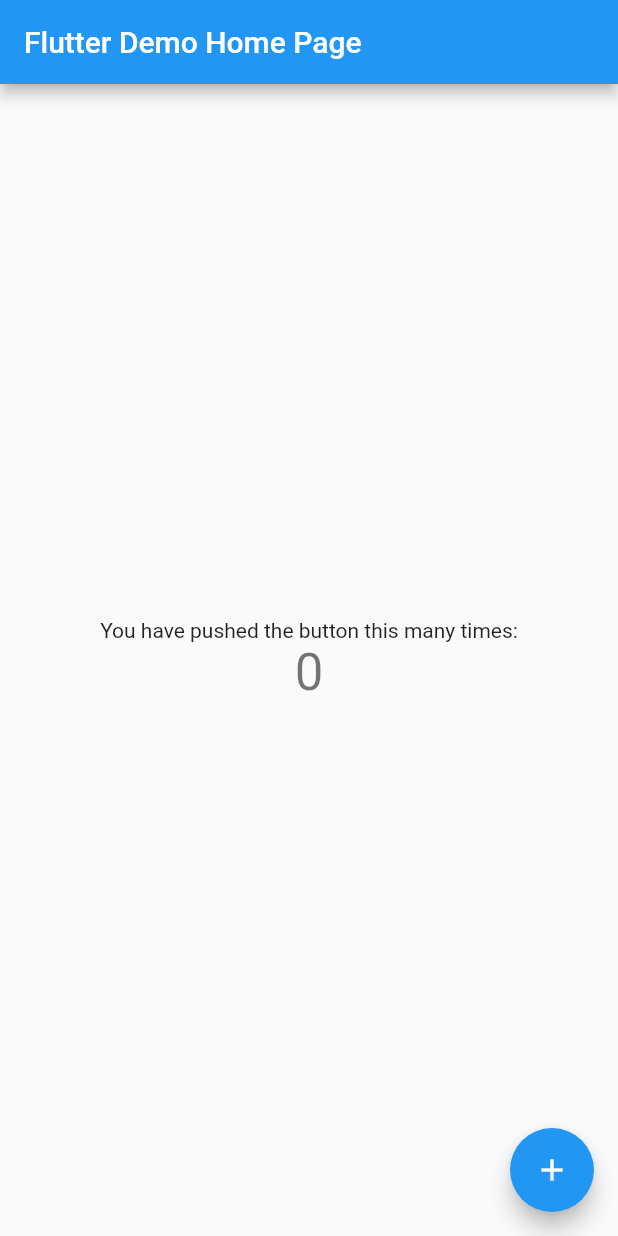
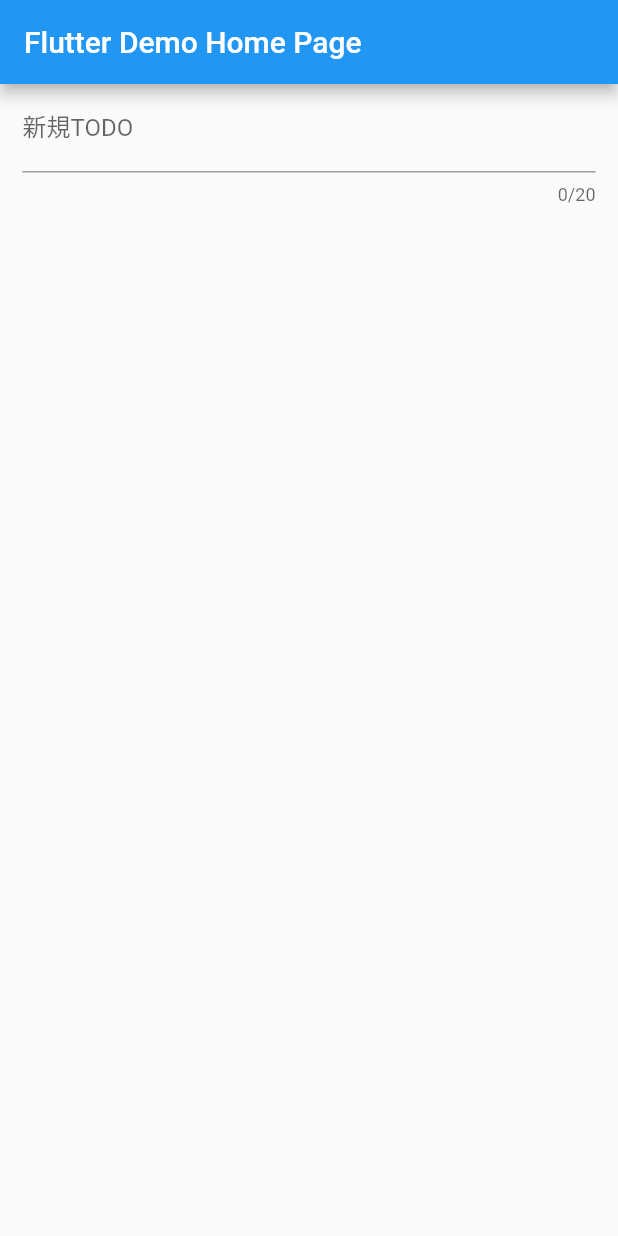
Before and after one commit to dai10512/todo_iOS, a Flutter app: the screen it shows after launch, on a phone screen of 412 x 824 dp. Run offline on Flutter 3.47's test engine with Material 2 defaults, Android fonts, the phone set to English and light mode, and no system bars; our stand-ins replace flutter_riverpod, freezed_annotation, riverpod.

Commit message:
no cooment

```diff
--- a/lib/main.dart
+++ b/lib/main.dart
@@ -1,27 +1,19 @@
 import 'package:flutter/material.dart';
+import 'package:flutter_riverpod/flutter_riverpod.dart';
+import 'package:todo/model/todo.dart';
+import 'package:todo/stateController.dart';
 
-void main() {
-  runApp(const MyApp());
-}
+void main() => runApp(const ProviderScope(child: MyApp()));
 
-class MyApp extends StatelessWidget {
+class MyApp extends ConsumerWidget {
   const MyApp({Key? key}) : super(key: key);
 
   // This widget is the root of your application.
   @override
-  Widget build(BuildContext context) {
+  Widget build(BuildContext context, ref) {
     return MaterialApp(
       title: 'Flutter Demo',
       theme: ThemeData(
-        // This is the theme of your application.
-        //
-        // Try running your application with "flutter run". You'll see the
-        // application has a blue toolbar. Then, without quitting the app, try
-        // changing the primarySwatch below to Colors.green and then invoke
-        // "hot reload" (press "r" in the console where you ran "flutter run",
-        // or simply save your changes to "hot reload" in a Flutter IDE).
-        // Notice that the counter didn't reset back to zero; the application
-        // is not restarted.
         primarySwatch: Colors.blue,
       ),
       home: const MyHomePage(title: 'Flutter Demo Home Page'),
@@ -29,87 +21,56 @@ class MyApp extends StatelessWidget {
   }
 }
 
-class MyHomePage extends StatefulWidget {
+class MyHomePage extends ConsumerWidget {
   const MyHomePage({Key? key, required this.title}) : super(key: key);
-
-  // This widget is the home page of your application. It is stateful, meaning
-  // that it has a State object (defined below) that contains fields that affect
-  // how it looks.
-
-  // This class is the configuration for the state. It holds the values (in this
-  // case the title) provided by the parent (in this case the App widget) and
-  // used by the build method of the State. Fields in a Widget subclass are
-  // always marked "final".
 
   final String title;
 
   @override
-  State<MyHomePage> createState() => _MyHomePageState();
-}
+  Widget build(context, ref) {
+    return Scaffold(
+      appBar: AppBar(title: Text(title)),
+      body: Container(
+        padding: const EdgeInsets.fromLTRB(15, 0, 15, 0),
+        child: Consumer(
+          builder: (context, ref, child) {
+            final todoList = ref.watch(todoListStateController);
+            print(todoList.todos.length);
 
-class _MyHomePageState extends State<MyHomePage> {
-  int _counter = 0;
-
-  void _incrementCounter() {
-    setState(() {
-      // This call to setState tells the Flutter framework that something has
-      // changed in this State, which causes it to rerun the build method below
-      // so that the display can reflect the updated values. If we changed
-      // _counter without calling setState(), then the build method would not be
-      // called again, and so nothing would appear to happen.
-      _counter++;
-    });
-  }
-
-  @override
-  Widget build(BuildContext context) {
-    // This method is rerun every time setState is called, for instance as done
-    // by the _incrementCounter method above.
-    //
-    // The Flutter framework has been optimized to make rerunning build methods
-    // fast, so that you can just rebuild anything that needs updating rather
-    // than having to individually change instances of widgets.
-    return Scaffold(
-      appBar: AppBar(
-        // Here we take the value from the MyHomePage object that was created by
-        // the App.build method, and use it to set our appbar title.
-        title: Text(widget.title),
-      ),
-      body: Center(
-        // Center is a layout widget. It takes a single child and positions it
-        // in the middle of the parent.
-        child: Column(
-          // Column is also a layout widget. It takes a list of children and
-          // arranges them vertically. By default, it sizes itself to fit its
-          // children horizontally, and tries to be as tall as its parent.
-          //
-          // Invoke "debug painting" (press "p" in the console, choose the
-          // "Toggle Debug Paint" action from the Flutter Inspector in Android
-          // Studio, or the "Toggle Debug Paint" command in Visual Studio Code)
-          // to see the wireframe for each widget.
-          //
-          // Column has various properties to control how it sizes itself and
-          // how it positions its children. Here we use mainAxisAlignment to
-          // center the children vertically; the main axis here is the vertical
-          // axis because Columns are vertical (the cross axis would be
-          // horizontal).
-          mainAxisAlignment: MainAxisAlignment.center,
-          children: <Widget>[
-            const Text(
-              'You have pushed the button this many times:',
-            ),
-            Text(
-              '$_counter',
-              style: Theme.of(context).textTheme.headline4,
-            ),
-          ],
+            return Center(
+              child: Column(mainAxisAlignment: MainAxisAlignment.start, crossAxisAlignment: CrossAxisAlignment.center, children: <Widget>[
+                TextFormField(
+                  enabled: true,
+                  maxLength: 20,
+                  obscureText: false,
+                  decoration: const InputDecoration(labelText: "新規TODO"),
+                  onTap: () {
+                    ref.read(todoListStateController.notifier).add;
+                    print('pushed');
+                  },
+                ),
+                Flexible(
+                  child: ListView.builder(
+                    itemCount: todoList.todos.length,
+                    itemBuilder: (BuildContext context, int index) {
+                      return const Card(
+                        child: ListTile(
+                          leading: CircleAvatar(
+                            child: Icon(Icons.face),
+                          ),
+                        ),
+                      );
+                    },
+                  ),
+                )
+              ]),
+            );
+          },
         ),
       ),
-      floatingActionButton: FloatingActionButton(
-        onPressed: _incrementCounter,
-        tooltip: 'Increment',
-        child: const Icon(Icons.add),
-      ), // This trailing comma makes auto-formatting nicer for build methods.
     );
   }
 }
+
+
+    // final ColorState colorProvider = ref.watch(colorStateController);
--- /dev/null
+++ b/lib/model/todo.dart
@@ -0,0 +1,16 @@
+import 'package:freezed_annotation/freezed_annotation.dart';
+import 'package:flutter/foundation.dart';
+
+part 'todo.freezed.dart';
+part 'todo.g.dart';
+
+@freezed
+abstract class Todo with _$Todo {
+  const factory Todo({
+    String? id,
+    String? title,
+    @Default(false) bool isCompleted,
+  }) = _Todo;
+
+  factory Todo.fromJson(Map<String, dynamic> json) => _$TodoFromJson(json);
+}
--- /dev/null
+++ b/lib/stateController.dart
@@ -0,0 +1,57 @@
+import 'package:todo/model/todo.dart';
+import 'package:todo/model/todosList.dart';
+import 'package:uuid/uuid.dart';
+import 'package:riverpod/riverpod.dart';
+
+final todoListStateController = StateNotifierProvider<TodosListStateController, TodosList>(
+  (ref) => TodosListStateController(TodosList()),
+);
+
+class TodosListStateController extends StateNotifier<TodosList> {
+  TodosListStateController(TodosList state) : super(state);
+  // void todoAdd(){
+  //   state.add()
+  // }
+  final _uuid = Uuid();
+
+  void add(String title) {
+    final currentState = state;
+    final todos = currentState.todos.toList()
+      ..add(
+        Todo(id: _uuid.v4(), title: title),
+      );
+    state = currentState.copyWith(
+      todos: todos,
+    );
+  }
+}
+
+//   void toggle(Todo todo) {
+//     final currentState = state;
+//     if (currentState is TodosStateData) {
+//       // Todoを検索してcomplatedをtoggleし、stateを更新
+//       final clone = currentState.todos.map((t) {
+//         if (t == todo) {
+//           return t.copyWith(
+//             completed: !t.completed,
+//           );
+//         }
+//         return t;
+//       }).toList();
+//       state = TodosState(
+//         todos: clone,
+//       );
+//     }
+  // }
+
+  // final _uuid = Uuid();
+
+  // @override
+  // void initState() async {
+  //   await Future<void>.delayed(const Duration(seconds: 3));
+
+  //   state = TodosList(
+  //     todos: [Todo(id: _uuid.v4(), title: 'todo1'), Todo(id: _uuid.v4(), title: 'todo2'), Todo(id: _uuid.v4(), title: 'todo3')],
+  //   );
+  // }
+// }
--- a/pubspec.yaml
+++ b/pubspec.yaml
@@ -38,6 +38,8 @@ dependencies:
   freezed: ^2.0.0
   json_serializable: ^6.1.6
   pedantic_mono: ^1.15.0
+  uuid: ^3.0.6
+  flutter_riverpod: ^1.0.3
 
 dev_dependencies:
   flutter_test:
@@ -49,6 +51,7 @@ dev_dependencies:
   # package. See that file for information about deactivating specific lint
   # rules and activating additional ones.
   flutter_lints: ^1.0.0
+  build_runner: ^2.1.10
 
 # For information on the generic Dart part of this file, see the
 # following page: https://dart.dev/tools/pub/pubspec
```
Also changed, not shown: lib/model/todosList.dart (added, +15 -0 lines), lib/model/todo.freezed.dart (added), lib/model/todo.g.dart (added), lib/model/todosList.freezed.dart (added), lib/model/todosList.g.dart (added), pubspec.lock, 1 other file.
